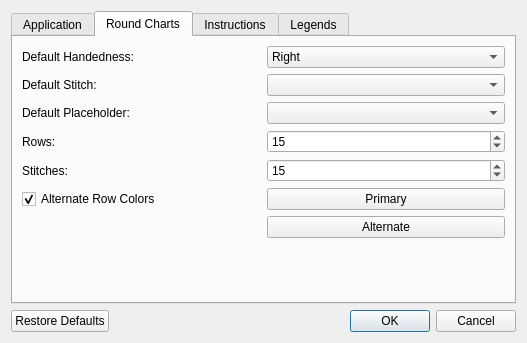
Qt form src/settings.ui (iPenguin/CrochetCharts) before a commit.
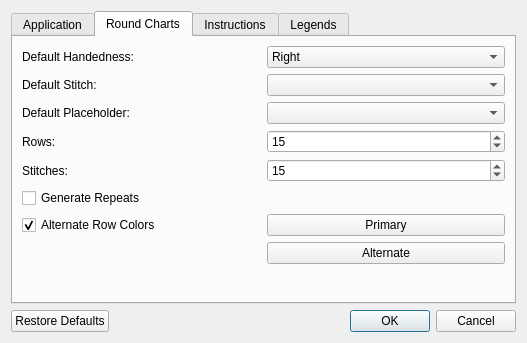
The same form after that commit.

Commit message: Added option to turn off the repeat generation

What changed in the file:
```diff
--- a/src/settings.ui
+++ b/src/settings.ui
@@ -166,7 +166,7 @@
            </property>
           </widget>
          </item>
-         <item row="5" column="0">
+         <item row="6" column="0">
           <widget class="QCheckBox" name="alternateRowColors">
            <property name="text">
             <string>Alternate Row Colors</string>
@@ -176,7 +176,7 @@
            </property>
           </widget>
          </item>
-         <item row="5" column="1">
+         <item row="6" column="1">
           <widget class="QPushButton" name="primaryColorBttn">
            <property name="sizePolicy">
             <sizepolicy hsizetype="Minimum" vsizetype="Fixed">
@@ -195,7 +195,7 @@
            </property>
           </widget>
          </item>
-         <item row="6" column="1">
+         <item row="7" column="1">
           <widget class="QPushButton" name="alternateColorBttn">
            <property name="sizePolicy">
             <sizepolicy hsizetype="Minimum" vsizetype="Fixed">
@@ -227,6 +227,13 @@
          <item row="2" column="1">
           <widget class="QComboBox" name="defaultPlaceholder"/>
          </item>
+         <item row="5" column="0">
+          <widget class="QCheckBox" name="generateRepeats">
+           <property name="text">
+            <string>Generate Repeats</string>
+           </property>
+          </widget>
+         </item>
         </layout>
        </item>
        <item>
```
The commit also changes 3 other files.
